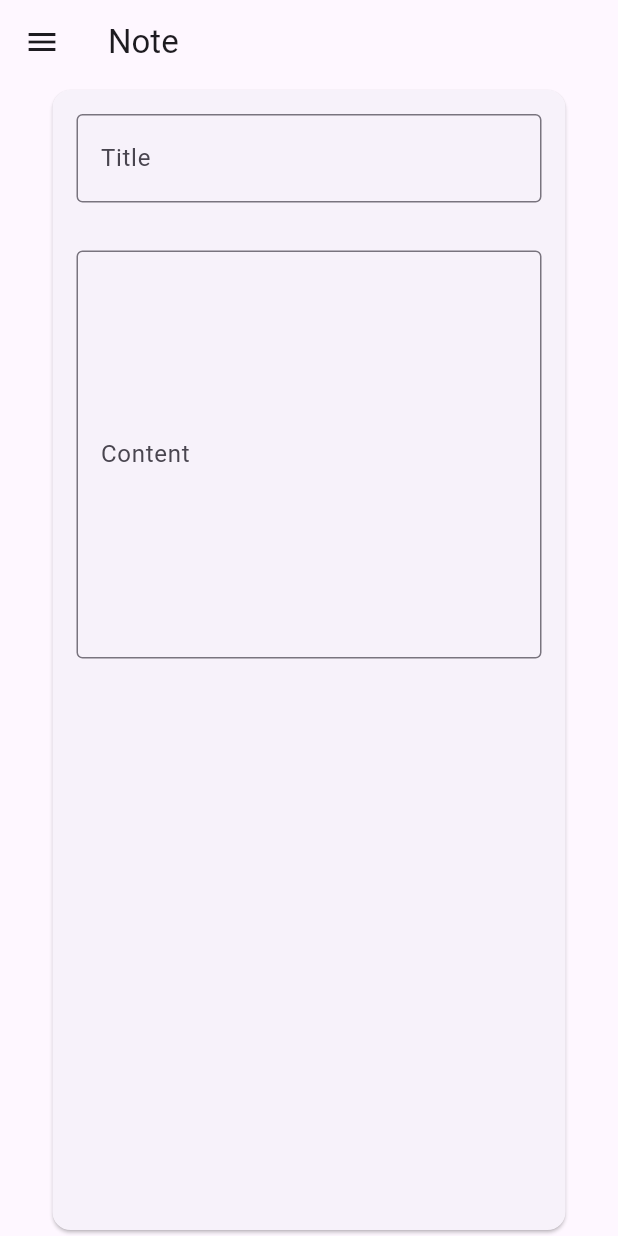
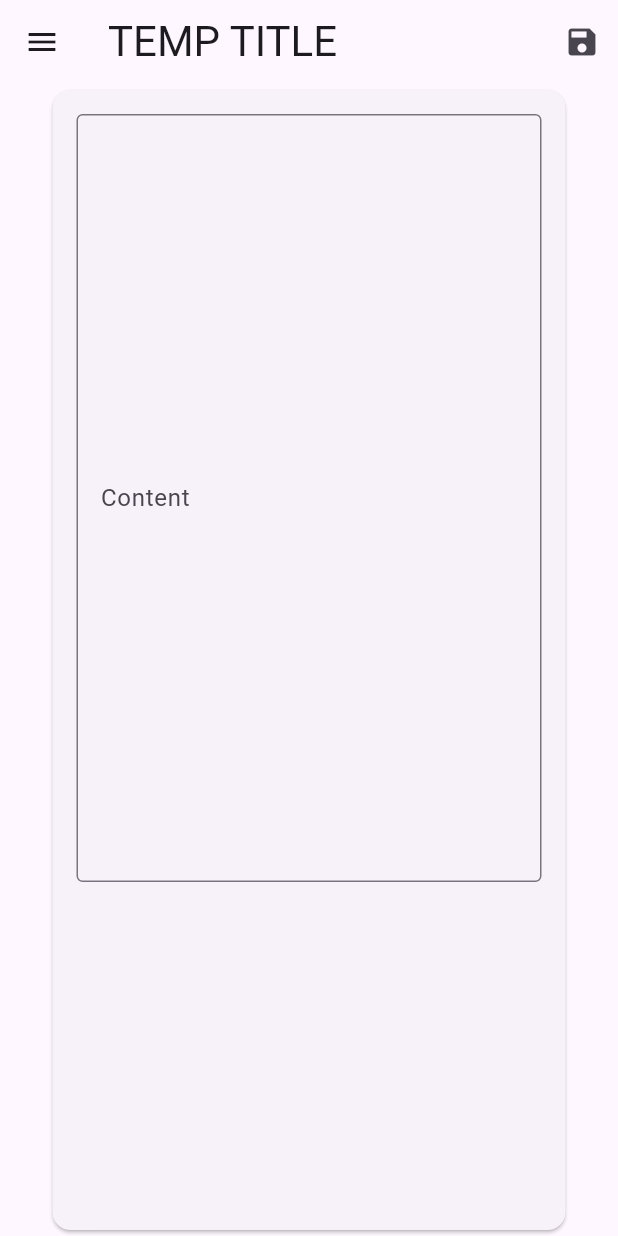
Before and after one commit to johnlaban/open_note, a Flutter app: the NotePage screen opened directly, on a phone screen of 412 x 824 dp. Run offline on Flutter 3.47's test engine with Material 3 defaults, Android fonts, the light colour scheme and no system bars.

Commit message:
Improve drawer, started note page
Co-authored-by: Hasan Majid <HasanMajid@users.noreply.github.com>

```diff
--- a/lib/pages/Note.dart
+++ b/lib/pages/Note.dart
@@ -1,16 +1,59 @@
 import 'package:flutter/material.dart';
 import '../widgets/Drawer.dart';
 
-class NotePage extends StatelessWidget {
+class Note {
+  final String title;
+  final String content;
+
+  Note({required this.title, required this.content});
+}
+
+class NotePage extends StatefulWidget {
   const NotePage({super.key});
+
+  @override
+  State<NotePage> createState() => _NotePageState();
+}
+
+class _NotePageState extends State<NotePage> {
+  final TextEditingController _titleController = TextEditingController();
+  final TextEditingController _contentController = TextEditingController();
+
+  void _saveNote() {
+    final String title = _titleController.text;
+    final String content = _contentController.text;
+
+    if (title.isNotEmpty && content.isNotEmpty) {
+      // Save the note (e.g., add it to a list or send it to a database)
+      print('Note Saved: Title: $title, Content: $content');
+      ScaffoldMessenger.of(
+        context,
+      ).showSnackBar(SnackBar(content: Text('Note saved successfully!')));
+    } else {
+      ScaffoldMessenger.of(context).showSnackBar(
+        SnackBar(content: Text('Please fill in both fields before saving.')),
+      );
+    }
+  }
 
   @override
   Widget build(BuildContext context) {
     return Scaffold(
       appBar: AppBar(
-        title: Text('Note'),
+        title: MyTitle(initTitle: "TEMP TITLE"),
+        actions: [
+          IconButton(
+            icon: Icon(Icons.save),
+            onPressed: _saveNote, // Save note when the save button is pressed
+          ),
+        ],
       ),
-      drawer: MyDrawer(notes: [Note(title: 'Note 1', content: 'Content 1'), Note(title: 'Note 2', content: 'Content 2')],),
+      drawer: MyDrawer(
+        notes: [
+          Note(title: 'Note 1', content: 'Content 1'),
+          Note(title: 'Note 2', content: 'Content 2'),
+        ],
+      ),
       body: Center(
         child: SizedBox(
           width: 350,
@@ -21,28 +64,15 @@ class NotePage extends StatelessWidget {
                 Padding(
                   padding: const EdgeInsets.all(16.0),
                   child: TextField(
-                    decoration: InputDecoration(
-                      labelText: 'Title',
-                      border: OutlineInputBorder(),
-                    ),
-                    style: TextStyle(fontSize: 18, fontWeight: FontWeight.bold),
-                    keyboardType: TextInputType.text, // General text input
-                    textInputAction: TextInputAction.done, // Removes extra actions
-                    enableSuggestions: true, // Disables suggestions
-                    autocorrect: false, // Disables autocorrect
-                  ),
-                ),
-                Padding(
-                  padding: const EdgeInsets.all(16.0),
-                  child: TextField(
+                    controller: _contentController, // Attach controller
                     decoration: InputDecoration(
                       labelText: 'Content',
                       border: OutlineInputBorder(),
                     ),
-                    maxLines: 10, // Allows for multiline input
-                    keyboardType: TextInputType.multiline, // Multiline input
-                    enableSuggestions: true, // Disables suggestions
-                    autocorrect: false, // Disables autocorrect
+                    maxLines: 20,
+                    keyboardType: TextInputType.multiline,
+                    enableSuggestions: true,
+                    autocorrect: false,
                   ),
                 ),
               ],
@@ -52,4 +82,73 @@ class NotePage extends StatelessWidget {
       ),
     );
   }
+
+  @override
+  void dispose() {
+    _titleController.dispose();
+    _contentController.dispose();
+    super.dispose();
+  }
 }
+
+class MyTitle extends StatefulWidget {
+  const MyTitle({super.key, required this.initTitle});
+
+  final String initTitle;
+
+  @override
+  State<MyTitle> createState() {
+    return _MyTitleState();
+  }
+}
+
+class _MyTitleState extends State<MyTitle> {
+  final TextEditingController _textController = TextEditingController();
+
+  late String _title;
+  bool _isEditing = false;
+  final String _noTitleFiller = "Untitled";
+
+  @override
+  void initState() {
+    super.initState();
+    _title = widget.initTitle;
+    _textController.text = _title;
+  }
+
+  @override
+  void dispose() {
+    super.dispose();
+    _textController.dispose();
+  }
+
+  void _toggleEditing() {
+    setState(() {
+      _isEditing = !_isEditing;
+      if (!_isEditing) {
+        if (_textController.text == "") {
+          _title = _noTitleFiller;
+        } else {
+          _title = _textController.text;
+        }
+      }
+    });
+  }
+
+  @override
+  Widget build(BuildContext context) {
+    return (GestureDetector(
+      onDoubleTap: _toggleEditing,
+      child:
+          _isEditing
+              ? TextField(
+                controller: _textController,
+                autofocus: true,
+                onSubmitted: (_) => _toggleEditing(),
+                // decoration: const InputDecoration(border: InputBorder.none),
+                style: TextStyle(fontSize: 25),
+              )
+              : Text(_title, style: TextStyle(fontSize: 28)),
+    ));
+  }
+}
--- a/lib/widgets/Drawer.dart
+++ b/lib/widgets/Drawer.dart
@@ -1,12 +1,5 @@
 import 'package:flutter/material.dart';
 import '../pages/Note.dart';
-
-class Note {
-  final String title;
-  final String content;
-
-  Note({required this.title, required this.content});
-}
 
 class MyDrawer extends StatefulWidget {
   const MyDrawer({super.key, required this.notes});
@@ -23,6 +16,7 @@ class _MyDrawerState extends State<MyDrawer> {
     return SizedBox(
       width: 250,
       child: Drawer(
+
         child: ListView(
           padding: EdgeInsets.zero,
           children: [
@@ -30,9 +24,9 @@ class _MyDrawerState extends State<MyDrawer> {
               height: 100,
               child: DrawerHeader(
                 decoration: BoxDecoration(
-                  color: const Color.fromARGB(255, 195, 212, 230),
+                  color: const Color.fromARGB(255, 196, 20, 231),
                 ),
-                child: const Text('Open Note', style: TextStyle(fontWeight: FontWeight.bold, fontSize: 28)),
+                child: const Text('OpenNote', style: TextStyle(fontWeight: FontWeight.bold, fontSize: 28, color: Colors.white)),
               ),
             ),
             ListTile(
```
Also changed, not shown: lib/main.dart (+18 -64 lines), lib/utils/MyColors.dart (added, +46 -0 lines), lib/widgets/NoteCanvas.dart (added, +16 -0 lines), todos.txt (+8 -4 lines).
